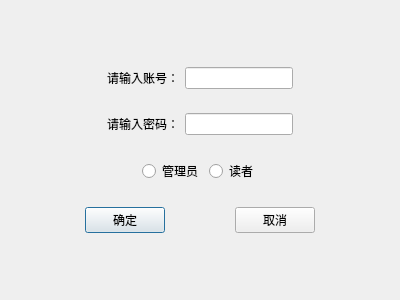
Old version of the form logindialog.ui in the repository Lululiyalsy/LibraryManagementSystem.
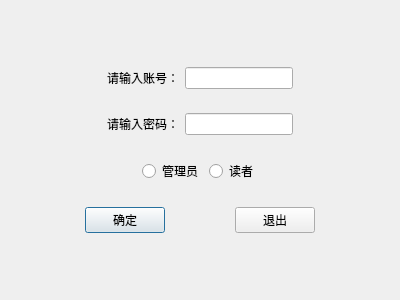
New version of the form.

```diff
--- a/logindialog.ui
+++ b/logindialog.ui
@@ -200,7 +200,7 @@
       <item>
        <widget class="QPushButton" name="cancelBtn">
         <property name="text">
-         <string>取消</string>
+         <string>退出</string>
         </property>
        </widget>
       </item>
```
